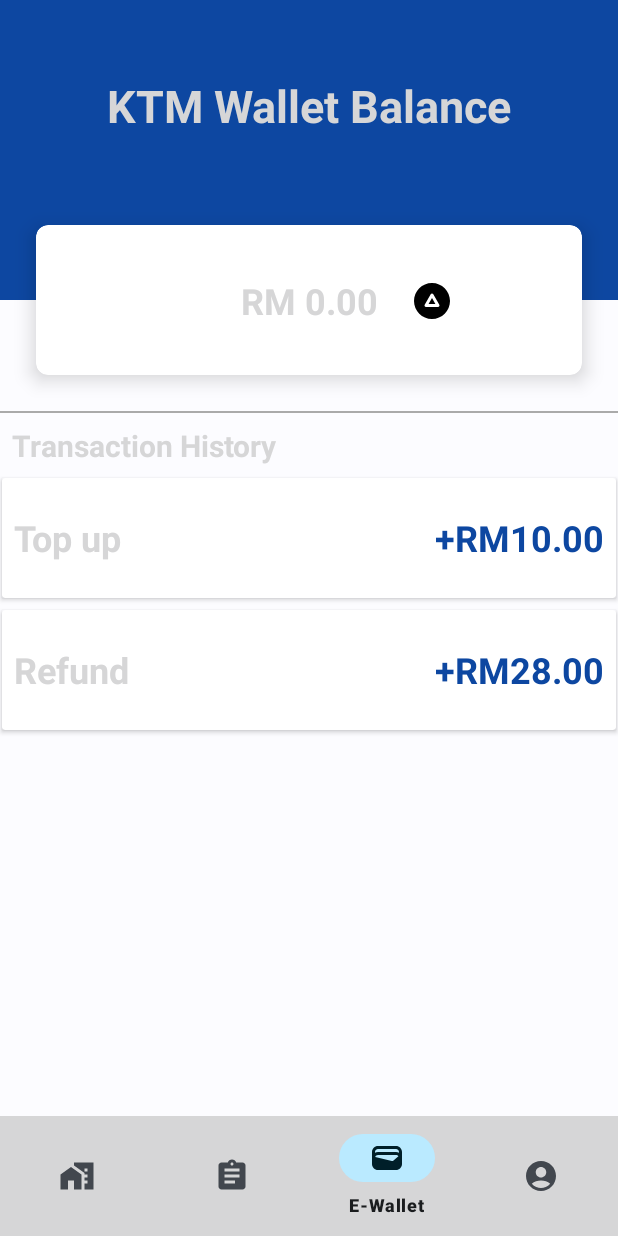
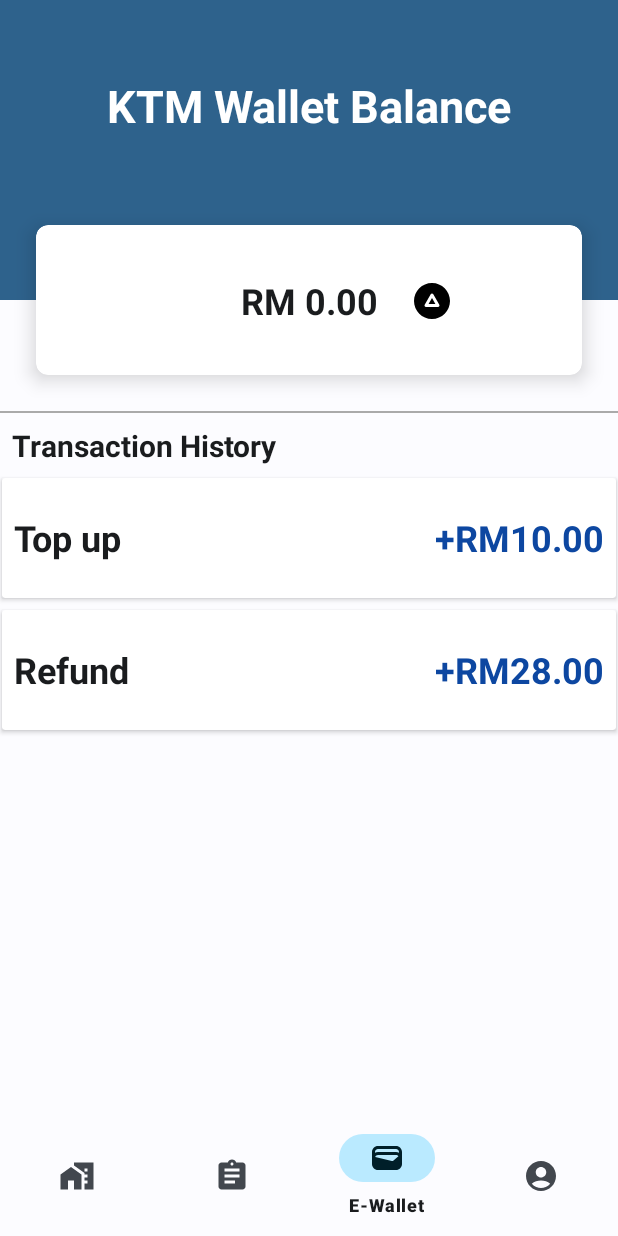
Before and after one commit to khushaalanarjunan/TrainTicketingSystem, an Android app: the screen it shows after launch (MainActivity), item 3 of the bottom bar chosen, on a phone screen of 412 x 824 dp. Run offline under Robolectric (Android 15) with nearby library versions, the phone set to English and light mode, and no system bars.

Commit message:
refactor: use attribute colors for more flexibility

```diff
--- a/app/src/main/res/layout/activity_main.xml
+++ b/app/src/main/res/layout/activity_main.xml
@@ -17,7 +17,7 @@
         android:layout_width="match_parent"
         android:layout_height="wrap_content"
         android:layout_alignParentBottom="true"
-        app:backgroundTint="@color/white"
+        app:backgroundTint="?android:colorBackground"
         app:menu="@menu/bottom_nav_menu" />
 
 
--- a/app/src/main/res/layout/activity_payment_method_child.xml
+++ b/app/src/main/res/layout/activity_payment_method_child.xml
@@ -26,7 +26,7 @@
                 android:layout_gravity="center"
                 android:gravity="center"
                 android:text="CodingSTUFF"
-                android:textColor="@color/black"
+                android:textColor="?colorOnSurface"
                 android:textSize="18sp"
                 android:textStyle="bold"
                 app:layout_constraintBottom_toBottomOf="parent"
--- a/app/src/main/res/layout/fragment_e_wallet.xml
+++ b/app/src/main/res/layout/fragment_e_wallet.xml
@@ -5,11 +5,12 @@
     android:layout_width="match_parent"
     android:layout_height="match_parent"
     tools:context=".EWalletFragment">
+
     <View
         android:id="@+id/view"
         android:layout_width="match_parent"
         android:layout_height="200dp"
-        android:background="#0D47A1"
+        android:background="?colorPrimary"
         app:layout_constraintEnd_toEndOf="parent"
         app:layout_constraintHorizontal_bias="0.5"
         app:layout_constraintStart_toStartOf="parent"
@@ -38,7 +39,7 @@
                 android:layout_width="wrap_content"
                 android:layout_height="wrap_content"
                 android:text="RM "
-                android:textColor="@color/black"
+                android:textColor="?colorOnSurface"
                 android:textSize="24dp"
                 android:textStyle="bold"
                 android:gravity="center"
@@ -56,7 +57,7 @@
                 android:layout_centerHorizontal="true"
                 android:layout_centerVertical="true"
                 android:text="0.00"
-                android:textColor="@color/black"
+                android:textColor="?colorOnSurface"
                 android:textSize="24dp"
                 android:textStyle="bold"
                 android:gravity="center"
@@ -83,13 +84,13 @@
         android:id="@+id/textView"
         android:layout_width="wrap_content"
         android:layout_height="wrap_content"
+        android:layout_marginTop="50dp"
         android:text="KTM Wallet Balance"
+        android:textColor="@color/md_theme_onPrimary"
+        android:textSize="30dp"
+        android:textStyle="bold"
         app:layout_constraintEnd_toEndOf="parent"
         app:layout_constraintHorizontal_bias="0.5"
-        android:layout_marginTop="50dp"
-        android:textColor="@color/white"
-        android:textStyle="bold"
-        android:textSize="30dp"
         app:layout_constraintStart_toStartOf="parent"
         app:layout_constraintTop_toTopOf="parent" />
 
@@ -120,7 +121,7 @@
             android:layout_marginTop="8dp"
             android:layout_weight="1"
             android:text="Transaction History"
-            android:textColor="@color/black"
+            android:textColor="?colorOnSurface"
             android:textSize="20dp"
             android:textStyle="bold" />
 
@@ -173,7 +174,7 @@
                     android:layout_marginEnd="@dimen/default_gap"
                     android:layout_marginBottom="@dimen/default_gap"
                     android:text="Top up"
-                    android:textColor="@color/black"
+                    android:textColor="?colorOnSurface"
                     android:textSize="24dp"
                     android:textStyle="bold"
                     android:layout_alignParentLeft="true"/>
@@ -218,7 +219,7 @@
                     android:layout_marginEnd="@dimen/default_gap"
                     android:layout_marginBottom="@dimen/default_gap"
                     android:text="Refund"
-                    android:textColor="@color/black"
+                    android:textColor="?colorOnSurface"
                     android:textSize="24dp"
                     android:textStyle="bold"
                     android:layout_alignParentLeft="true"
```
Also changed, not shown: app/src/main/res/layout/activity_top_up_details.xml (+7 -8 lines).
